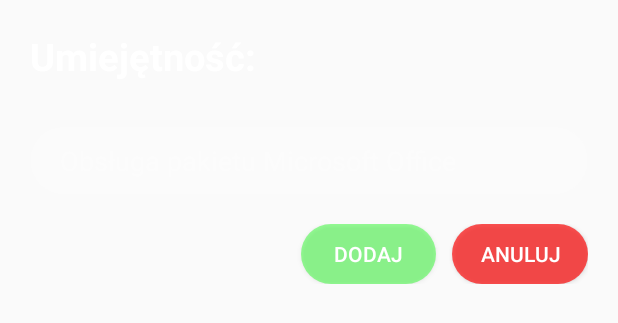
After one commit to ETS-Android1/GeneratorCV, an Android app: the layout add_ability_layout.xml on its own in the app's theme, with its tools: preview values and no code run, on a phone screen of 412 x 824 dp. The commit adds this screen. Shown: the top 323 px of the screen. Run offline under Robolectric (Android 15) with nearby library versions, the phone set to English and light mode, and no system bars.

Commit message:
styling add ability alert

```diff
--- /dev/null
+++ b/src/main/res/drawable/green_button.xml
@@ -0,0 +1,5 @@
+<?xml version="1.0" encoding="utf-8"?>
+<shape xmlns:android="http://schemas.android.com/apk/res/android">
+    <solid android:color="#6700ff00" />
+    <corners android:radius="30dp" />
+</shape>
--- /dev/null
+++ b/src/main/res/drawable/red_button2.xml
@@ -0,0 +1,5 @@
+<?xml version="1.0" encoding="utf-8"?>
+<shape xmlns:android="http://schemas.android.com/apk/res/android">
+    <solid android:color="#AAff0000" />
+    <corners android:radius="30dp" />
+</shape>
--- /dev/null
+++ b/src/main/res/layout/add_ability_layout.xml
@@ -0,0 +1,72 @@
+<?xml version="1.0" encoding="utf-8"?>
+<LinearLayout xmlns:android="http://schemas.android.com/apk/res/android"
+    android:orientation="vertical"
+    android:layout_width="match_parent"
+    android:layout_height="match_parent"
+    android:background="#00000000">
+
+    <TextView
+        android:id="@+id/addAbilityTitle"
+        android:layout_width="match_parent"
+        android:layout_height="wrap_content"
+        android:textAlignment="viewStart"
+        android:text="@string/skill"
+        android:textSize="25sp"
+        android:textColor="#ffffff"
+        android:padding="20dp"
+        android:textStyle="bold"/>
+
+    <EditText
+        android:id="@+id/addAbilityEditText"
+        android:layout_width="match_parent"
+        android:layout_height="wrap_content"
+        android:background="@drawable/edit_text_rectangle"
+        android:layout_marginTop="10dp"
+        android:layout_marginEnd="20dp"
+        android:layout_marginStart="20dp"
+        android:layout_marginBottom="10dp"
+        android:textColor="#ffffff"
+        android:hint="@string/skillExample"
+        android:textColorHint="#66ffffff"
+        android:paddingStart="20dp"
+        android:paddingEnd="20dp"/>
+
+    <LinearLayout
+        android:layout_width="match_parent"
+        android:layout_height="wrap_content"
+        android:orientation="horizontal"
+        android:layout_marginTop="10dp"
+        android:layout_marginBottom="10dp"
+        android:layout_marginEnd="20dp"
+        android:layout_marginStart="20dp">
+
+        <TextView
+            android:layout_width="0dp"
+            android:layout_height="match_parent"
+            android:layout_weight="2"/>
+
+        <Button
+            android:id="@+id/addAbilityConfirmButton"
+            android:layout_width="0dp"
+            android:layout_height="40dp"
+            android:layout_weight="1"
+            android:text="@string/add"
+            android:background="@drawable/green_button"
+            android:textColor="#ffffff"
+            android:layout_marginEnd="5dp" />
+
+        <Button
+            android:id="@+id/addAbilityCancelButton"
+            android:layout_width="0dp"
+            android:layout_weight="1"
+            android:layout_height="40dp"
+            android:text="@string/cancel"
+            android:background="@drawable/red_button2"
+            android:textColor="#ffffff"
+            android:layout_marginStart="5dp" />
+
+    </LinearLayout>
+
+
+
+</LinearLayout>
--- a/src/main/res/values/strings.xml
+++ b/src/main/res/values/strings.xml
@@ -19,8 +19,10 @@
     <string name="somethingWentWrong">Coś poszło nie tak</string>
     <string name="skills">Umiejętności</string>
     <string name="skill">Umiejętność:</string>
+    <string name="skillExample">Obsługa pakietu Microsoft Office</string>
     <string name="hobbies">Zainteresowania</string>
     <string name="hobby">Zainteresowanie:</string>
+    <string name="hobbyExample">Piłka nożna</string>
     <string name="add">Dodaj</string>
     <string name="cancel">Anuluj</string>
     <string name="delete">USUŃ</string>
```
Also changed, not shown: src/main/java/pl/remindapp/activities/AbilitiesActivity.java (+21 -10 lines), src/main/java/pl/remindapp/activities/HobbiesActivity.java (+24 -10 lines), src/main/res/drawable/gradient_rect.xml (added, +9 -0 lines).
